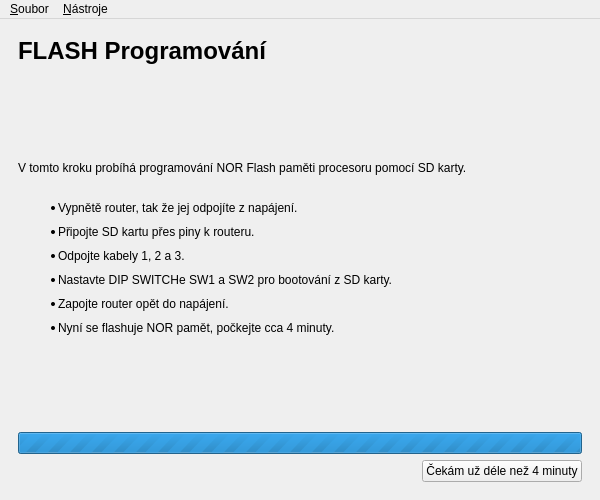
Qt form gui/installer.ui (turris-cz/rtools-gui) before a commit.
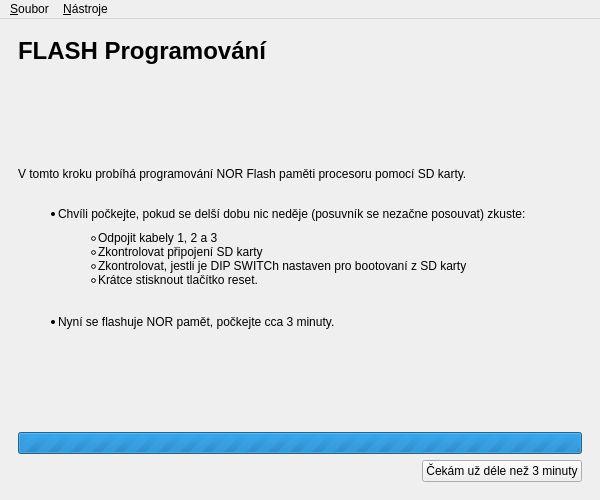
The same form after that commit. The open tabs and pages were chosen to show the change. Icons and pictures are not drawn.

```diff
--- a/gui/installer.ui
+++ b/gui/installer.ui
@@ -287,7 +287,18 @@
            </sizepolicy>
           </property>
           <property name="text">
-           <string>&lt;html&gt;&lt;head/&gt;&lt;body&gt;&lt;p&gt;V tomto kroku probíhá programování NOR Flash paměti procesoru pomocí SD karty.&lt;br/&gt;&lt;/p&gt;&lt;ul style=&quot;margin-top: 0px; margin-bottom: 0px; margin-left: 0px; margin-right: 0px; -qt-list-indent: 1;&quot;&gt;&lt;li style=&quot; margin-top:0px; margin-bottom:10px; margin-left:0px; margin-right:0px; -qt-block-indent:0; text-indent:0px;&quot;&gt;Vypnětě router, tak že jej odpojíte z napájení. &lt;/li&gt;&lt;li style=&quot; margin-top:0px; margin-bottom:10px; margin-left:0px; margin-right:0px; -qt-block-indent:0; text-indent:0px;&quot;&gt;Připojte SD kartu přes piny k routeru.&lt;/li&gt;&lt;li style=&quot; margin-top:0px; margin-bottom:10px; margin-left:0px; margin-right:0px; -qt-block-indent:0; text-indent:0px;&quot;&gt;Odpojte kabely 1, 2 a 3.&lt;/li&gt;&lt;li style=&quot; margin-top:0px; margin-bottom:10px; margin-left:0px; margin-right:0px; -qt-block-indent:0; text-indent:0px;&quot;&gt;Nastavte DIP SWITCHe SW1 a SW2 pro bootování z SD karty.&lt;/li&gt;&lt;li style=&quot; margin-top:0px; margin-bottom:10px; margin-left:0px; margin-right:0px; -qt-block-indent:0; text-indent:0px;&quot;&gt;Zapojte router opět do napájení.&lt;/li&gt;&lt;li style=&quot; margin-top:0px; margin-bottom:10px; margin-left:0px; margin-right:0px; -qt-block-indent:0; text-indent:0px;&quot;&gt;Nyní se flashuje NOR pamět, počkejte cca 4 minuty.&lt;/li&gt;&lt;/ul&gt;&lt;/body&gt;&lt;/html&gt;</string>
+           <string>&lt;html&gt;&lt;head/&gt;&lt;body&gt;&lt;p&gt;V tomto kroku probíhá programování NOR Flash paměti procesoru pomocí SD karty.&lt;br/&gt;&lt;/p&gt;
+&lt;ul style=&quot;margin-top: 0px; margin-bottom: 0px; margin-left: 0px; margin-right: 0px; -qt-list-indent: 1;&quot;&gt;
+&lt;li style=&quot; margin-top:0px; margin-bottom:10px; margin-left:0px; margin-right:0px; -qt-block-indent:0; text-indent:0px;&quot;&gt;Chvíli počkejte, pokud se delší dobu nic neděje (posuvník se nezačne posouvat) zkuste:&lt;/li&gt;
+&lt;ul type=&quot;circle&quot; style=&quot;margin-top: 0px; margin-bottom: 0px; margin-left: 0px; margin-right: 0px; -qt-list-indent: 2;&quot;&gt;
+&lt;li style=&quot; margin-top:0px; margin-bottom:0px; margin-left:0px; margin-right:0px; -qt-block-indent:0; text-indent:0px;&quot;&gt;Odpojit kabely 1, 2 a 3&lt;/li&gt;
+&lt;li style=&quot; margin-top:0px; margin-bottom:0px; margin-left:0px; margin-right:0px; -qt-block-indent:0; text-indent:0px;&quot;&gt;Zkontrolovat připojení SD karty&lt;/li&gt;
+&lt;li style=&quot; margin-top:0px; margin-bottom:0px; margin-left:0px; margin-right:0px; -qt-block-indent:0; text-indent:0px;&quot;&gt;Zkontrolovat, jestli je DIP SWITCh nastaven pro bootovaní z SD karty&lt;/li&gt;
+&lt;li style=&quot; margin-top:0px; margin-bottom:0px; margin-left:0px; margin-right:0px; -qt-block-indent:0; text-indent:0px;&quot;&gt;Krátce stisknout tlačítko reset.&lt;/li&gt;
+&lt;/ul&gt;
+&lt;br /&gt;
+&lt;li style=&quot; margin-top:0px; margin-bottom:10px; margin-left:0px; margin-right:0px; -qt-block-indent:0; text-indent:0px;&quot;&gt;Nyní se flashuje NOR pamět, počkejte cca 3 minuty.&lt;/li&gt;
+&lt;/ul&gt;&lt;/body&gt;&lt;/html&gt;</string>
           </property>
           <property name="wordWrap">
            <bool>true</bool>
@@ -325,7 +336,7 @@
           <item>
            <widget class="QPushButton" name="flashingTimeoutButton">
             <property name="text">
-             <string>Čekám už déle než 4 minuty</string>
+             <string>Čekám už déle než 3 minuty</string>
             </property>
            </widget>
           </item>
```
Left out of the diff: 11 changed lines with no effect on the pictures.
